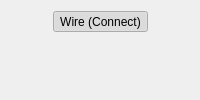
textbrowser/glitch, file UI/glitch-tools.ui: the form before one commit.
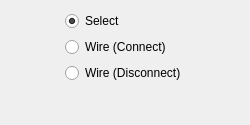
The form after the commit. Icons and pictures are not drawn.

What changed in the file:
```diff
--- a/UI/glitch-tools.ui
+++ b/UI/glitch-tools.ui
@@ -6,8 +6,8 @@
    <rect>
     <x>0</x>
     <y>0</y>
-    <width>200</width>
-    <height>100</height>
+    <width>250</width>
+    <height>125</height>
    </rect>
   </property>
   <property name="windowTitle">
@@ -20,42 +20,44 @@
   <layout class="QVBoxLayout" name="verticalLayout">
    <item>
     <layout class="QGridLayout" name="gridLayout">
-     <item row="1" column="0">
-      <spacer name="horizontalSpacer">
-       <property name="orientation">
-        <enum>Qt::Horizontal</enum>
-       </property>
-       <property name="sizeHint" stdset="0">
-        <size>
-         <width>40</width>
-         <height>20</height>
-        </size>
-       </property>
-      </spacer>
-     </item>
      <item row="0" column="1">
-      <widget class="QToolButton" name="wire">
-       <property name="toolTip">
-        <string>Bottom Align</string>
-       </property>
+      <widget class="QRadioButton" name="select">
        <property name="text">
-        <string>Wire (Connect)</string>
-       </property>
-       <property name="iconSize">
-        <size>
-         <width>64</width>
-         <height>64</height>
-        </size>
-       </property>
-       <property name="checkable">
-        <bool>true</bool>
+        <string>Select</string>
        </property>
        <property name="checked">
         <bool>true</bool>
        </property>
       </widget>
      </item>
-     <item row="1" column="2">
+     <item row="0" column="0">
+      <spacer name="horizontalSpacer">
+       <property name="orientation">
+        <enum>Qt::Horizontal</enum>
+       </property>
+       <property name="sizeHint" stdset="0">
+        <size>
+         <width>40</width>
+         <height>20</height>
+        </size>
+       </property>
+      </spacer>
+     </item>
+     <item row="1" column="1">
+      <widget class="QRadioButton" name="wire_connect">
+       <property name="text">
+        <string>Wire (Connect)</string>
+       </property>
+      </widget>
+     </item>
+     <item row="2" column="1">
+      <widget class="QRadioButton" name="wire_disconnect">
+       <property name="text">
+        <string>Wire (Disconnect)</string>
+       </property>
+      </widget>
+     </item>
+     <item row="0" column="2">
       <spacer name="horizontalSpacer_2">
        <property name="orientation">
         <enum>Qt::Horizontal</enum>
```
Left out of the diff: 3 changed lines with no effect on the pictures.
